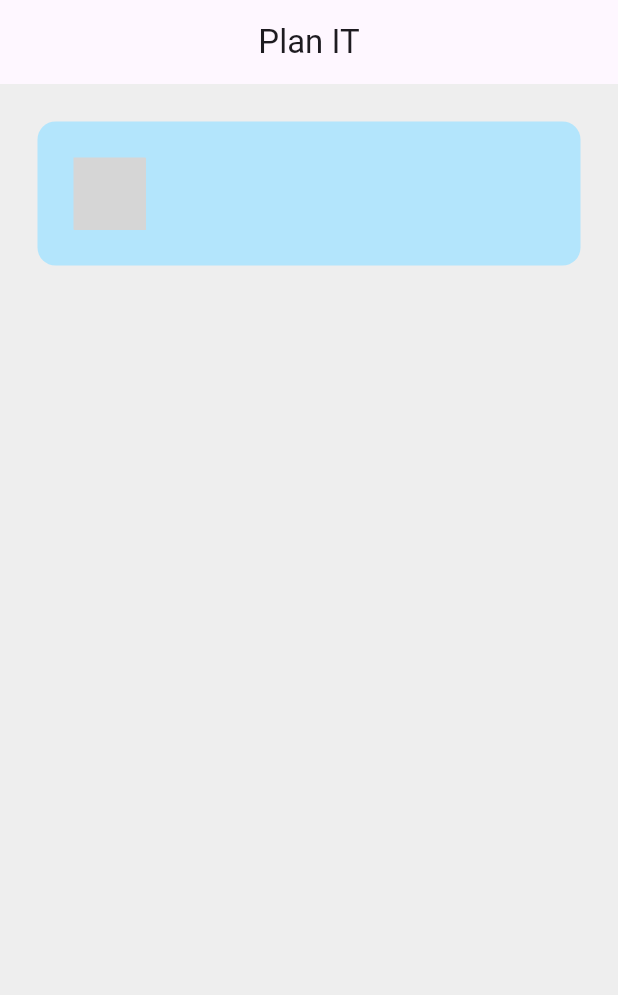
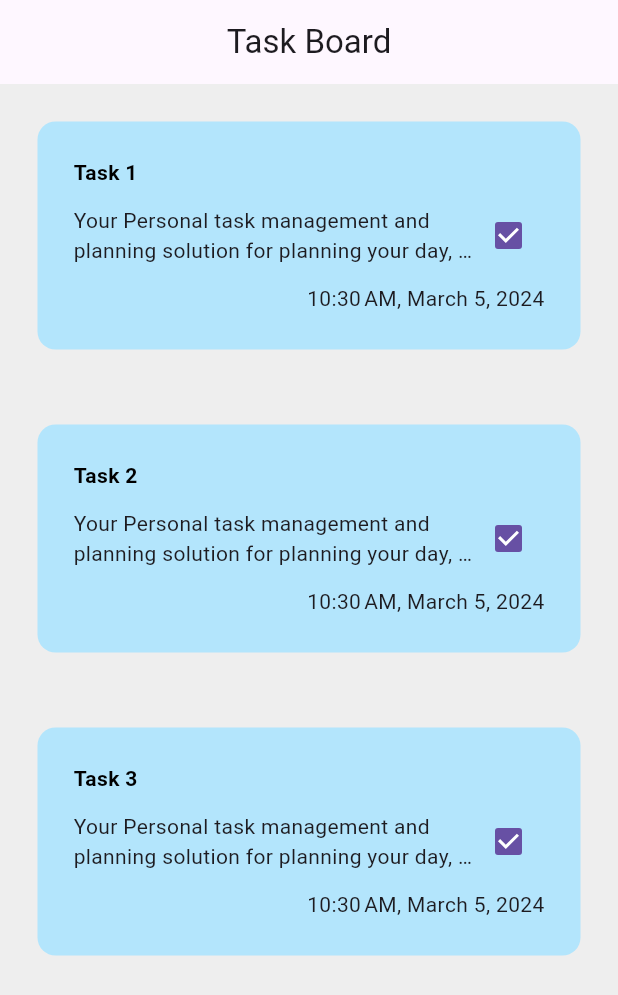
Before and after one commit to aka5hh/Plan-IT, a Flutter app: the screen it shows after launch, on a phone screen of 412 x 824 dp. Shown: the top 995 px of the screen. Run offline on Flutter 3.47's test engine with Material 3 defaults, Android fonts, the phone set to English and light mode, and no system bars; grey boxes are pictures that could not be loaded.

Commit message:
UI design complete

```diff
--- a/lib/main.dart
+++ b/lib/main.dart
@@ -14,7 +14,7 @@
     return MaterialApp(
       debugShowCheckedModeBanner: false,
       home: HomePage(),
-      theme: ThemeData(primarySwatch: Colors.yellow),
+      theme: ThemeData(primarySwatch: Colors.grey),
     );
   }
 }
--- a/lib/pages/home_page.dart
+++ b/lib/pages/home_page.dart
@@ -14,12 +14,29 @@ class _HomePageState extends State<HomePage> {
     return Scaffold(
       backgroundColor: Colors.grey.shade200,
       appBar: AppBar(
-        title: Center(child: Text('Plan IT')),
+        title: Center(child: Text('Task Board')),
         elevation: 0,
       ),
       body: ListView(
         children: [
-          ToDoTile(),
+          ToDoTile(
+            taskTitle:"Task 1",
+            taskName: "Your Personal task management and planning solution for planning your day, week & months",
+            taskCompleted: true,
+            onChanged: (p0) {},
+          ),
+          ToDoTile(
+            taskTitle:"Task 2",
+            taskName: "Your Personal task management and planning solution for planning your day, week & months",
+            taskCompleted: true,
+            onChanged: (p0) {},
+          ),
+          ToDoTile(
+            taskTitle:"Task 3",
+            taskName: "Your Personal task management and planning solution for planning your day, week & months",
+            taskCompleted: true,
+            onChanged: (p0) {},
+          ),
         ],
       ),
     );
--- a/lib/screens/home.dart
+++ /dev/null
@@ -1,111 +0,0 @@
-import 'package:flutter/material.dart';
-//import 'package:plan_it/screens/second_screen.dart';
-
-class Home extends StatefulWidget {
-  const Home({super.key});
-
-  @override
-  State<Home> createState() => _HomePageState();
-}
-class _HomePageState extends State<HomePage> {
-  @override
-  Widget build(BuildContext context) {
-    return Scaffold();
-  }
-}
-// class _HomeState extends State<Home> {
-//
-//   bool isClicked = false;
-//
-//   @override
-//   Widget build(BuildContext context) {
-//     final size = MediaQuery.of(context).size;
-//     return Scaffold(
-//       appBar: AppBar(),
-//       body: SizedBox(
-//         width: size.width,
-//         child: Column(
-//           mainAxisAlignment: MainAxisAlignment.center,
-//           crossAxisAlignment: CrossAxisAlignment.center,
-//           children: [
-//
-//             // SizedBox(height: 70,),
-//             InkWell(
-//               onTap: (){
-//                 setState((){
-//                   isClicked = !isClicked;
-//                 });
-//               },
-//               child: const Text(
-//                 "Welcome to my app\nHow are you!!",
-//                 style: TextStyle(
-//                     fontSize: 30,
-//                     color: Colors.black,
-//                     fontWeight: FontWeight.w700
-//                 ),
-//                 textAlign: TextAlign.center,
-//               ),
-//             ),
-//
-//             if(isClicked)
-//               const Text(
-//                 "Welcome to my app\nHow are you!!",
-//                 textAlign: TextAlign.center,
-//               ),
-//
-//             Image.network(
-//               "https://img.freepik.com/free-vector/hot-dog-street-snack-isolated-transparent_107791-18353.jpg",
-//               height: size.height*.20,
-//             ),
-//             const Text(
-//               "Png Images & Pictures. 1,000+ png images, frame & vectors. Download royalty free png pictures in HD quality as backgrounds & more. Paid Images iStock.",
-//               textAlign: TextAlign.center,
-//             ),
-//
-//
-//             const SizedBox(height: 30,),
-//             ElevatedButton(
-//                 onPressed: (){},
-//                 style: ButtonStyle(
-//                     foregroundColor: MaterialStateProperty.all(Colors.white),
-//                     backgroundColor: MaterialStateProperty.all(Colors.black),
-//                     shape: MaterialStateProperty.all(RoundedRectangleBorder(borderRadius:BorderRadius.circular(5) )),
-//                     padding: MaterialStateProperty.all(const EdgeInsets.symmetric(vertical: 10,horizontal: 40))
-//                 ),
-//                 child: const Text("Click Me!!",style: TextStyle(fontSize: 20,fontWeight: FontWeight.w700),)
-//             ),
-//             const SizedBox(height: 30,),
-//
-//             InkWell(
-//               onTap: (){
-//                 // setState(() {
-//                 //   isClicked = !isClicked;
-//                 // });
-//                 // Navigator.of(context).push(
-//                 //     MaterialPageRoute(builder: (context){
-//                 //       return SecondScreen();
-//                 //     })
-//                 // );
-//
-//                 Navigator.of(context).push(
-//                     MaterialPageRoute(builder: (context) => const SecondScreen())
-//                 );
-//
-//               },
-//               child: Container(
-//                   padding: const EdgeInsets.symmetric(vertical: 10 ,horizontal: 40),
-//                   decoration: BoxDecoration(
-//                       color: isClicked == true ? Colors.cyan : Colors.black,
-//                       borderRadius: BorderRadius.circular(5)
-//                   ),
-//                   child: const Text("Navigate",style: TextStyle(fontSize: 20,fontWeight: FontWeight.w700,color: Colors.white),)
-//               ),
-//             )
-//
-//
-//           ],
-//         ),
-//       ),
-//     );
-//   }
-// }
--- a/lib/util/todo_tile.dart
+++ b/lib/util/todo_tile.dart
@@ -1,27 +1,69 @@
-import 'package:flutter/cupertino.dart';
+import 'package:intl/intl.dart';
 import 'package:flutter/material.dart';
+
 class ToDoTile extends StatelessWidget {
-  const ToDoTile({super.key});
+  final String taskTitle;
+  final String taskName;
+  final bool taskCompleted;
+  final Function(bool?)? onChanged;
+
+  const ToDoTile({
+    Key? key,
+    required this.taskTitle,
+    required this.taskName,
+    required this.onChanged,
+    required this.taskCompleted,
+  }) : super(key: key);
 
   @override
   Widget build(BuildContext context) {
+    final now = DateTime.now();
+    final dateFormat = DateFormat.yMMMMd(); // Optimized date format
+    final timeFormat = DateFormat.jm(); // Optimized time format
+
     return Padding(
       padding: const EdgeInsets.all(25.0),
       child: Container(
-        padding: EdgeInsets.all(24),
-        child: Row(
-          children: [
-
-          //checkbox
-          Checkbox(value: value, onChanged: onChanged)
-
-          // task name
-            Text("Make Tutorial"),
-            ],
-        ),
+        padding: const EdgeInsets.all(24), // Use const for padding
         decoration: BoxDecoration(
           color: Colors.lightBlue.shade100,
           borderRadius: BorderRadius.circular(12),
+        ),
+        child: Column(
+          crossAxisAlignment: CrossAxisAlignment.start,
+          children: [
+            Text(
+              taskTitle,
+              style: TextStyle(
+                color: Colors.black,
+                fontWeight: FontWeight.bold,
+              ),
+            ),
+            const SizedBox(height: 8), // Use const for SizedBox
+            Row(
+              mainAxisAlignment: MainAxisAlignment.spaceBetween,
+              children: [
+                Flexible(
+                  child: Text(
+                    taskName,
+                    maxLines: 2,
+                    overflow: TextOverflow.ellipsis,
+                  ),
+                ),
+                Checkbox(
+                  value: taskCompleted,
+                  onChanged: onChanged,
+                ),
+              ],
+            ),
+            const SizedBox(height: 8), // Use const for SizedBox
+            Align(
+              alignment: Alignment.centerRight,
+              child: Text(
+                '${timeFormat.format(now)}, ${dateFormat.format(now)}',
+              ),
+            ),
+          ],
         ),
       ),
     );
--- a/pubspec.yaml
+++ b/pubspec.yaml
@@ -31,10 +31,10 @@ dependencies:
   flutter:
     sdk: flutter
 
-
   # The following adds the Cupertino Icons font to your application.
   # Use with the CupertinoIcons class for iOS style icons.
   cupertino_icons: ^1.0.6
+  intl: ^0.19.0
 
 dev_dependencies:
   flutter_test:
```
Also changed, not shown: lib/screens/second_screen.dart (deleted, +0 -44 lines), pubspec.lock.
